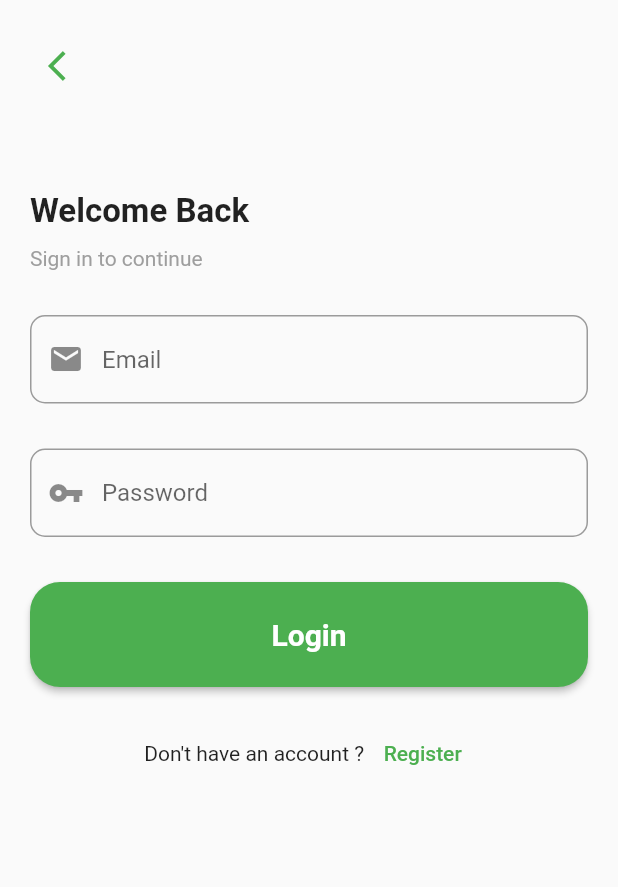
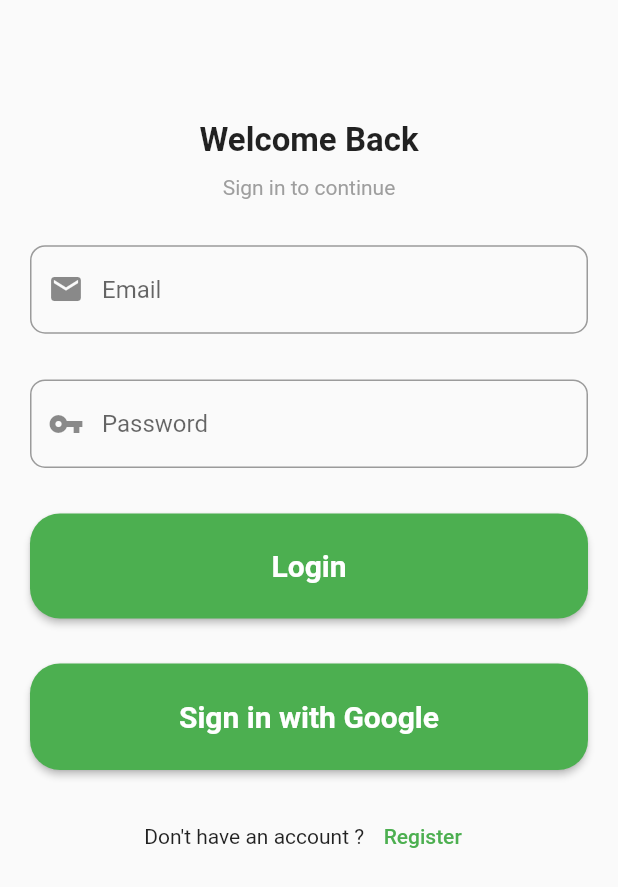
Before and after one commit to amineboujnah-dev/JEENISo-Store-App, a Flutter app: the screen it shows after launch, on a phone screen of 412 x 824 dp. Shown: the top 887 px of the screen. Run offline on Flutter 3.47's test engine with Material 2 defaults, Android fonts, the phone set to English and light mode, and no system bars; our stand-ins replace email_validator, firebase_auth, firebase_core, firebase_database, google_sign_in; accounts and stored records are empty.

Commit message:
adding firebas database and google sign in

```diff
--- a/lib/core/constants/login_and_register_constants.dart
+++ b/lib/core/constants/login_and_register_constants.dart
@@ -2,7 +2,10 @@ const String welcomeLabel = "Welcome Back";
 const String signInLabel = "Sign in to continue";
 const String registerMsg = "Create an account to continue";
 const String nullEmailMsg = "Please enter a valid email address";
+const String nullNameMsg = "Please enter a name";
+const String nullPhoneMsg = "Please enter a phone number";
 const String emailHint = "Email";
+const String PhoneHint = "Phone Number";
 const String nullPasswordMsg = "Please enter a password";
 const String lengthPasswordMsg = "Please enter more than 6 characters";
 const String pwdHint = "Password";
--- a/lib/main.dart
+++ b/lib/main.dart
@@ -1,6 +1,7 @@
 import 'package:firebase_auth/firebase_auth.dart';
 import 'package:firebase_core/firebase_core.dart';
 import 'package:flutter/material.dart';
+import 'package:pets_app/core/providers/google_sign_in_provider.dart';
 import 'package:pets_app/core/services/authentication_service.dart';
 import 'package:pets_app/ui/screens/home/view/home_view.dart';
 import 'package:provider/provider.dart';
@@ -27,6 +28,8 @@ class MyApp extends StatelessWidget {
             return MultiProvider(
               providers: [
                 ChangeNotifierProvider<AuthService>.value(value: AuthService()),
+                ChangeNotifierProvider<GoogleSignProvider>.value(
+                    value: GoogleSignProvider()),
                 StreamProvider<User?>.value(
                     value: AuthService().user, initialData: null),
               ],
--- a/lib/ui/screens/Authentication/widgets/login_widget.dart
+++ b/lib/ui/screens/Authentication/widgets/login_widget.dart
@@ -1,6 +1,7 @@
 import 'package:email_validator/email_validator.dart';
 import 'package:flutter/material.dart';
 import 'package:pets_app/core/constants/login_and_register_constants.dart';
+import 'package:pets_app/core/providers/google_sign_in_provider.dart';
 import 'package:pets_app/core/services/authentication_service.dart';
 import 'package:pets_app/ui/ui_utils/config_setup/config.dart';
 import 'package:provider/provider.dart';
@@ -19,6 +20,8 @@ class _LoginState extends State<Login> {
   late TextEditingController _passwordController;
   final _formKey = GlobalKey<FormState>();
 
+  late SizeConfig p;
+
   @override
   void initState() {
     _emailController = TextEditingController();
@@ -36,6 +39,9 @@ class _LoginState extends State<Login> {
   @override
   Widget build(BuildContext context) {
     final loginProvider = Provider.of<AuthService>(context);
+    final loginwithGoogleProvider = Provider.of<GoogleSignProvider>(context);
+    final p = new SizeConfig();
+    p.init(context);
     return Scaffold(
       body: SafeArea(
         child: Padding(
@@ -44,17 +50,9 @@ class _LoginState extends State<Login> {
             key: _formKey,
             child: SingleChildScrollView(
               child: Column(
-                crossAxisAlignment: CrossAxisAlignment.start,
+                crossAxisAlignment: CrossAxisAlignment.center,
                 children: [
-                  IconButton(
-                    onPressed: () {},
-                    icon: Icon(
-                      Icons.arrow_back_ios,
-                      color: Theme.of(context).primaryColor,
-                    ),
-                  ),
-                  //SizedBox(height: SizeConfig().getProportionateScreenHeight(60)),
-                  SizedBox(height: 60),
+                  SizedBox(height: p.getProportionateScreenHeight(60)),
                   Text(
                     welcomeLabel,
                     style: TextStyle(
@@ -62,7 +60,7 @@ class _LoginState extends State<Login> {
                       fontWeight: FontWeight.bold,
                     ),
                   ),
-                  SizedBox(height: 10),
+                  SizedBox(height: p.getProportionateScreenHeight(10)),
                   Text(
                     signInLabel,
                     style: TextStyle(
@@ -70,7 +68,7 @@ class _LoginState extends State<Login> {
                       color: Colors.grey,
                     ),
                   ),
-                  SizedBox(height: 30),
+                  SizedBox(height: p.getProportionateScreenHeight(30)),
                   TextFormField(
                     controller: _emailController,
                     validator: (value) {
@@ -89,7 +87,7 @@ class _LoginState extends State<Login> {
                       ),
                     ),
                   ),
-                  SizedBox(height: 30),
+                  SizedBox(height: p.getProportionateScreenHeight(30)),
                   TextFormField(
                     controller: _passwordController,
                     validator: (value) {
@@ -109,7 +107,7 @@ class _LoginState extends State<Login> {
                       ),
                     ),
                   ),
-                  SizedBox(height: 30),
+                  SizedBox(height: p.getProportionateScreenHeight(30)),
                   MaterialButton(
                     onPressed: () async {
                       if (_formKey.currentState!.validate()) {
@@ -127,9 +125,12 @@ class _LoginState extends State<Login> {
                       borderRadius: BorderRadius.circular(20),
                     ),
                     child: loginProvider.isLoading
-                        ? CircularProgressIndicator(
-                            valueColor:
-                                new AlwaysStoppedAnimation<Color>(Colors.white),
+                        ? Center(
+                            widthFactor: 3,
+                            child: CircularProgressIndicator(
+                              valueColor: new AlwaysStoppedAnimation<Color>(
+                                  Colors.white),
+                            ),
                           )
                         : Text(
                             loginLabel,
@@ -139,7 +140,27 @@ class _LoginState extends State<Login> {
                             ),
                           ),
                   ),
-                  SizedBox(height: 20),
+                  SizedBox(height: 30),
+                  MaterialButton(
+                    onPressed: () {
+                      loginwithGoogleProvider.googleLogin();
+                    },
+                    height: p.getProportionateScreenHeight(70),
+                    minWidth: loginProvider.isLoading ? null : double.infinity,
+                    color: Theme.of(context).primaryColor,
+                    textColor: Colors.white,
+                    shape: RoundedRectangleBorder(
+                      borderRadius: BorderRadius.circular(20),
+                    ),
+                    child: Text(
+                      "Sign in with Google",
+                      style: TextStyle(
+                        fontSize: 20,
+                        fontWeight: FontWeight.bold,
+                      ),
+                    ),
+                  ),
+                  SizedBox(height: p.getProportionateScreenHeight(20)),
                   Row(
                     mainAxisAlignment: MainAxisAlignment.center,
                     children: [
--- a/pubspec.yaml
+++ b/pubspec.yaml
@@ -32,6 +32,8 @@ dependencies:
   firebase_auth: ^2.0.0
   firebase_core: ^1.3.0
   email_validator: ^2.0.1
+  firebase_database: ^7.1.1
+  google_sign_in: ^5.0.4
 
 dev_dependencies:
   flutter_test:
```
Also changed, not shown: lib/core/models/user.dart (added, +16 -0 lines), lib/core/providers/google_sign_in_provider.dart (added, +36 -0 lines), lib/core/services/authentication_service.dart (+18 -1 lines), lib/ui/screens/Authentication/widgets/register_widget.dart (+59 -16 lines), lib/ui/screens/home/widget/home_widget.dart (+6 -1 lines), pubspec.lock, 1 other file.
